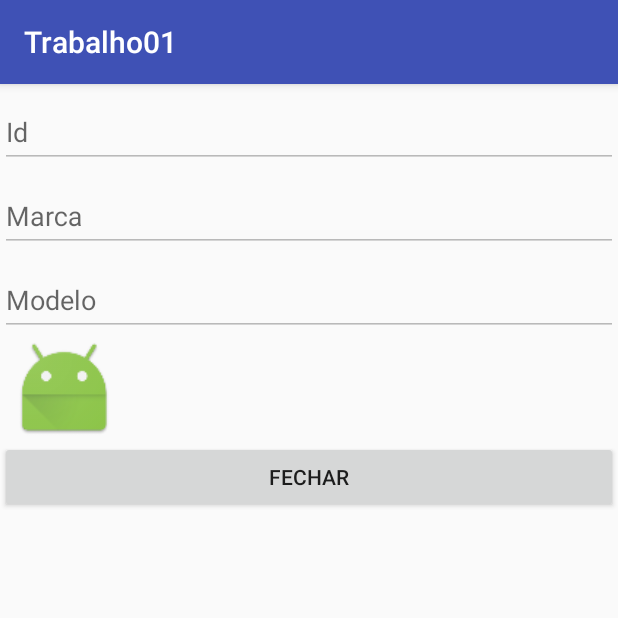
After one commit to EduAraujoDev/Android_Aulas, an Android app: the VisualizaCelularActivity screen opened directly, with no data from a screen before it, on a phone screen of 412 x 824 dp, the top half of it. The commit adds this screen. Run offline under Robolectric (Android 15) with nearby library versions, the phone set to English and light mode, and no system bars; 6 statements that could not run were skipped.

Commit message:
Activity de visualização no projeto Trabalho01

```diff
--- a/Trabalho01/app/src/main/AndroidManifest.xml
+++ b/Trabalho01/app/src/main/AndroidManifest.xml
@@ -2,7 +2,7 @@
 <manifest xmlns:android="http://schemas.android.com/apk/res/android"
     package="com.eduaraujodev.trabalho01">
 
-    <uses-permission android:name="android.permission.INTERNET"/>
+    <uses-permission android:name="android.permission.INTERNET" />
 
     <application
         android:name=".App"
@@ -19,7 +19,8 @@
                 <category android:name="android.intent.category.LAUNCHER" />
             </intent-filter>
         </activity>
-        <activity android:name=".activity.NovoCelularActivity"></activity>
+        <activity android:name=".activity.NovoCelularActivity" />
+        <activity android:name=".activity.VisualizaCelularActivity" />
     </application>
 
 </manifest>
--- a/Trabalho01/app/src/main/java/com/eduaraujodev/trabalho01/activity/MainActivity.java
+++ b/Trabalho01/app/src/main/java/com/eduaraujodev/trabalho01/activity/MainActivity.java
@@ -110,6 +110,15 @@ public class MainActivity extends AppCompatActivity {
 
                 popupMenu.show();
             }
+
+            @Override
+            public void onClickCelular(View view, int posicao) {
+                Celular celular = celulares.get(posicao);
+
+                Intent intent = new Intent(view.getContext(), VisualizaCelularActivity.class);
+                intent.putExtra("celular", (int) celular.getId());
+                startActivity(intent);
+            }
         };
     }
 }
--- /dev/null
+++ b/Trabalho01/app/src/main/java/com/eduaraujodev/trabalho01/activity/VisualizaCelularActivity.java
@@ -0,0 +1,63 @@
+package com.eduaraujodev.trabalho01.activity;
+
+import android.content.Intent;
+import android.os.Bundle;
+import android.support.design.widget.TextInputLayout;
+import android.support.v7.app.AppCompatActivity;
+import android.view.View;
+import android.widget.Button;
+import android.widget.ImageView;
+
+import com.bumptech.glide.Glide;
+import com.eduaraujodev.trabalho01.R;
+import com.eduaraujodev.trabalho01.dao.CelularDao;
+import com.eduaraujodev.trabalho01.model.Celular;
+
+public class VisualizaCelularActivity extends AppCompatActivity {
+
+    private TextInputLayout tilId;
+    private TextInputLayout tilMarca;
+    private TextInputLayout tilModelo;
+
+    private Button btFechar;
+
+    ImageView ivIcone;
+
+    @Override
+    protected void onCreate(Bundle savedInstanceState) {
+        super.onCreate(savedInstanceState);
+        setContentView(R.layout.activity_visualiza_celular);
+
+        tilId = (TextInputLayout) findViewById(R.id.tilId);
+        tilMarca = (TextInputLayout) findViewById(R.id.tilMarca);
+        tilModelo = (TextInputLayout) findViewById(R.id.tilModelo);
+
+        btFechar = (Button) findViewById(R.id.btFechar);
+
+        ivIcone = (ImageView) findViewById(R.id.ivIcone);
+
+        Intent idCelular = getIntent();
+        Celular celular = new CelularDao(this).getCelular(idCelular.getIntExtra("celular", 0));
+
+        tilId.getEditText().setText(String.valueOf(celular.getId()));
+        tilMarca.getEditText().setText(celular.getMarca());
+        tilModelo.getEditText().setText(celular.getModelo());
+
+        tilId.getEditText().setEnabled(false);
+        tilMarca.getEditText().setEnabled(false);
+        tilModelo.getEditText().setEnabled(false);
+
+        Glide.with(this)
+                .load(celular.getVersaoAndroid().getUrlImagem())
+                .placeholder(R.mipmap.ic_launcher)
+                .error(R.mipmap.ic_launcher)
+                .into(ivIcone);
+
+        btFechar.setOnClickListener(new View.OnClickListener() {
+            @Override
+            public void onClick(View v) {
+                finish();
+            }
+        });
+    }
+}
--- a/Trabalho01/app/src/main/java/com/eduaraujodev/trabalho01/adapter/ListaCelularAdapter.java
+++ b/Trabalho01/app/src/main/java/com/eduaraujodev/trabalho01/adapter/ListaCelularAdapter.java
@@ -56,6 +56,13 @@ public class ListaCelularAdapter extends RecyclerView.Adapter<RecyclerView.ViewH
                 return true;
             }
         });
+
+        holder.itemView.setOnClickListener(new View.OnClickListener() {
+            @Override
+            public void onClick(View v) {
+                celularOnClickListener.onClickCelular(holder.itemView, position);
+            }
+        });
     }
 
     @Override
@@ -80,5 +87,6 @@ public class ListaCelularAdapter extends RecyclerView.Adapter<RecyclerView.ViewH
 
     public interface CelularOnClickListener {
         void onLongClickCelular(View view, int posicao);
+        void onClickCelular(View view, int posicao);
     }
 }
--- a/Trabalho01/app/src/main/java/com/eduaraujodev/trabalho01/dao/CelularDao.java
+++ b/Trabalho01/app/src/main/java/com/eduaraujodev/trabalho01/dao/CelularDao.java
@@ -45,6 +45,30 @@ public class CelularDao {
         }
     }
 
+    public Celular getCelular(int id) {
+        Celular celular = null;
+
+        String rawQuery = "SELECT t.*, c.nome, c.url_imagem FROM " + CelularDao.TABELA_CELULAR + " t " +
+                "INNER JOIN " + AndroidDao.TABELA_VERSAO_ANDROID + " c ON t." + CelularDao.COLUNA_VERSAO_ANDROID_ID + " = c." + AndroidDao.COLUNA_ID +
+                " WHERE t." + CelularDao.COLUNA_ID + " = " + id +
+                " ORDER BY " + CelularDao.COLUNA_MARCA + " ASC";
+
+        SQLiteDatabase db = banco.getReadableDatabase();
+
+        Cursor cursor = db.rawQuery(rawQuery, null);
+
+        if (cursor.moveToFirst()) {
+            celular = new Celular();
+
+            celular.setId(cursor.getInt(0));
+            celular.setMarca(cursor.getString(1));
+            celular.setModelo(cursor.getString(2));
+            celular.setVersaoAndroid(new VersaoAndroid(cursor.getInt(3), cursor.getString(4), cursor.getString(5)));
+        }
+
+        return celular;
+    }
+
     public List<Celular> getAll() {
         List<Celular> celulares = new LinkedList<>();
 
--- a/Trabalho01/app/src/main/java/com/eduaraujodev/trabalho01/model/Celular.java
+++ b/Trabalho01/app/src/main/java/com/eduaraujodev/trabalho01/model/Celular.java
@@ -1,6 +1,8 @@
 package com.eduaraujodev.trabalho01.model;
 
-public class Celular {
+import java.io.Serializable;
+
+public class Celular implements Serializable{
 
     private int id;
     private String marca;
--- /dev/null
+++ b/Trabalho01/app/src/main/res/layout/activity_visualiza_celular.xml
@@ -0,0 +1,55 @@
+<?xml version="1.0" encoding="utf-8"?>
+<LinearLayout xmlns:android="http://schemas.android.com/apk/res/android"
+    xmlns:tools="http://schemas.android.com/tools"
+    android:id="@+id/activity_novo_celular"
+    android:layout_width="match_parent"
+    android:layout_height="match_parent"
+    android:orientation="vertical"
+    tools:context="com.eduaraujodev.trabalho01.activity.NovoCelularActivity">
+
+    <android.support.design.widget.TextInputLayout
+        android:layout_width="match_parent"
+        android:layout_height="wrap_content"
+        android:id="@+id/tilId">
+
+        <EditText
+            android:layout_width="match_parent"
+            android:layout_height="wrap_content"
+            android:hint="@string/id"/>
+    </android.support.design.widget.TextInputLayout>
+
+    <android.support.design.widget.TextInputLayout
+        android:layout_width="match_parent"
+        android:layout_height="wrap_content"
+        android:id="@+id/tilMarca">
+
+        <EditText
+            android:layout_width="match_parent"
+            android:layout_height="wrap_content"
+            android:hint="@string/marca"/>
+    </android.support.design.widget.TextInputLayout>
+
+    <android.support.design.widget.TextInputLayout
+        android:layout_width="match_parent"
+        android:layout_height="wrap_content"
+        android:id="@+id/tilModelo">
+
+        <EditText
+            android:layout_width="match_parent"
+            android:layout_height="wrap_content"
+            android:hint="@string/modelo"/>
+    </android.support.design.widget.TextInputLayout>
+
+    <ImageView
+        android:layout_width="70dp"
+        android:layout_height="70dp"
+        android:layout_marginLeft="8dp"
+        android:id="@+id/ivIcone"
+        android:src="@mipmap/ic_launcher"/>
+
+    <Button
+        android:layout_width="match_parent"
+        android:layout_height="wrap_content"
+        android:text="@string/fechar"
+        android:id="@+id/btFechar"/>
+</LinearLayout>
--- a/Trabalho01/app/src/main/res/values/strings.xml
+++ b/Trabalho01/app/src/main/res/values/strings.xml
@@ -6,4 +6,6 @@
     <string name="verso_android">Versão Android</string>
     <string name="cadastrar">Cadastrar</string>
     <string name="excluir">Excluir</string>
+    <string name="fechar">Fechar</string>
+    <string name="id">Id</string>
 </resources>
```
